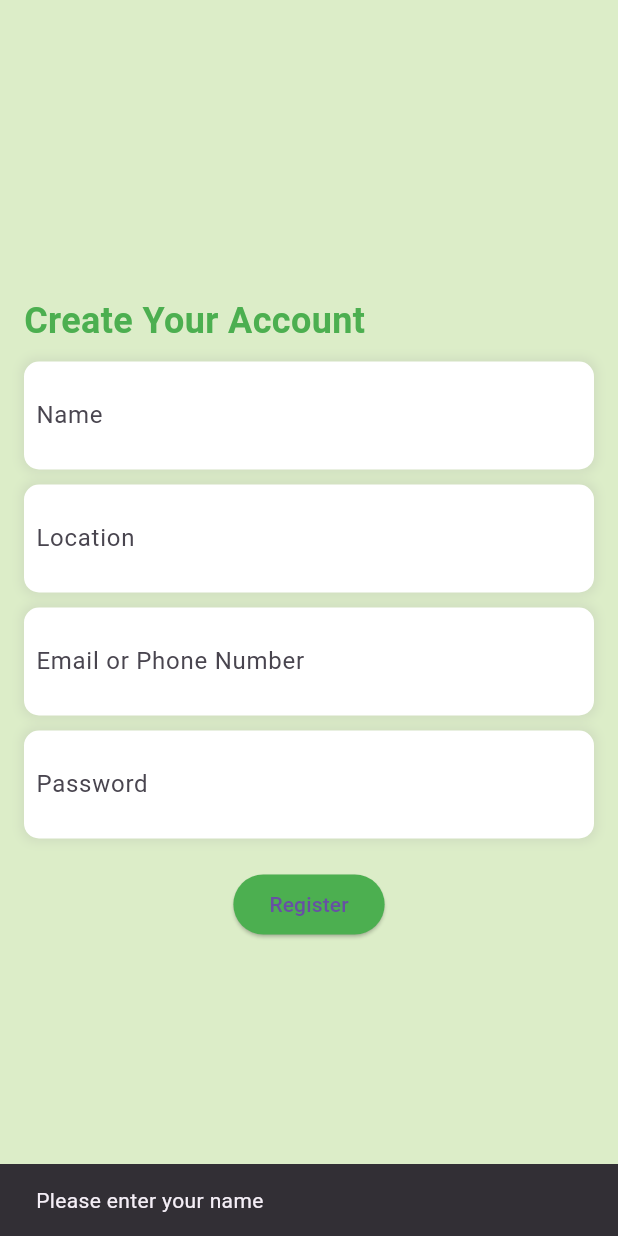
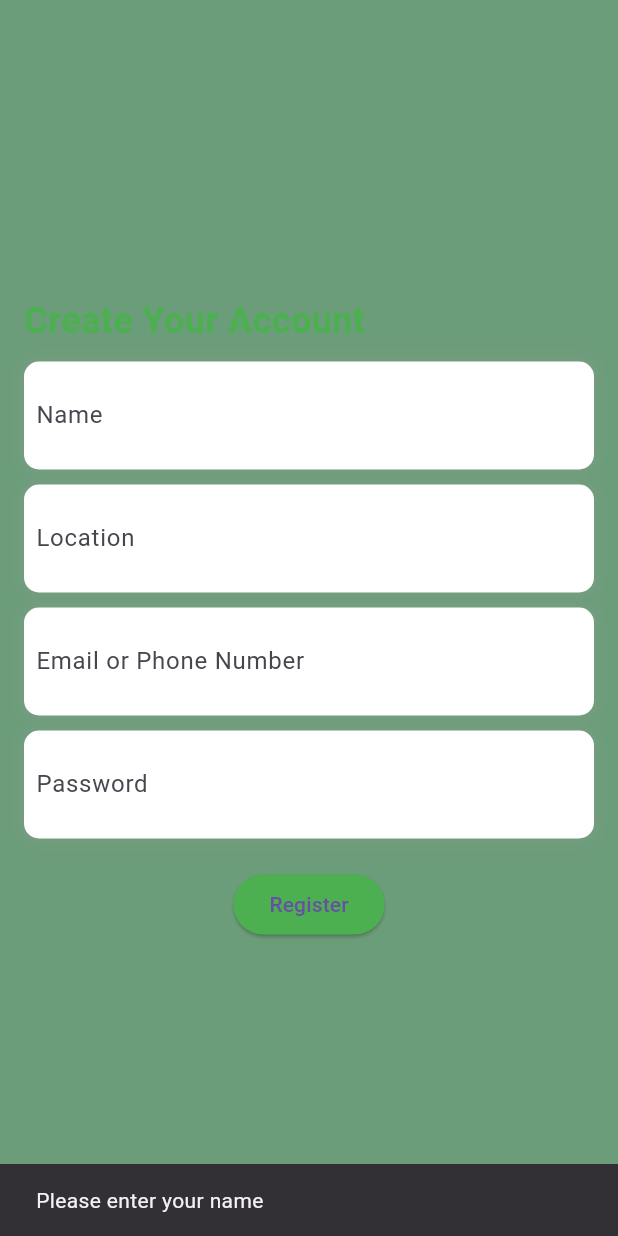
Before and after one commit to JMJ10/ecopulse_local, a Flutter app: the RegisterScreen screen opened directly, after a tap on "Register", on a phone screen of 412 x 824 dp. Run offline on Flutter 3.47's test engine with Material 3 defaults, Android fonts, the phone set to English and light mode, and no system bars.

Commit message:
register_screen.dart

```diff
--- a/lib/register_screen.dart
+++ b/lib/register_screen.dart
@@ -7,6 +7,8 @@ class RegisterScreen extends StatelessWidget {
   final TextEditingController emailOrPhoneController = TextEditingController();
   final TextEditingController passwordController = TextEditingController();
 
+  RegisterScreen({super.key});
+
   void register(BuildContext context) {
     String name = nameController.text.trim();
     String location = locationController.text.trim();
@@ -15,27 +17,27 @@ class RegisterScreen extends StatelessWidget {
 
     if (name.isEmpty) {
       ScaffoldMessenger.of(context).showSnackBar(
-        SnackBar(content: Text('Please enter your name')),
+        const SnackBar(content: Text('Please enter your name')),
       );
       return;
     }
 
     if (location.isEmpty) {
       ScaffoldMessenger.of(context).showSnackBar(
-        SnackBar(content: Text('Please enter your location')),
+        const SnackBar(content: Text('Please enter your location')),
       );
       return;
     }
 
     if (emailOrPhone.isEmpty) {
       ScaffoldMessenger.of(context).showSnackBar(
-        SnackBar(content: Text('Please enter your email or phone number')),
+        const SnackBar(
+            content: Text('Please enter your email or phone number')),
       );
       return;
     }
 
     if (emailOrPhone.contains('@')) {
-      // Email-based registration logic
       if (password.isNotEmpty) {
         Navigator.push(
           context,
@@ -43,11 +45,10 @@ class RegisterScreen extends StatelessWidget {
         );
       } else {
         ScaffoldMessenger.of(context).showSnackBar(
-          SnackBar(content: Text('Please enter your password')),
+          const SnackBar(content: Text('Please enter your password')),
         );
       }
     } else {
-      // Phone-based registration logic
       if (emailOrPhone.length >= 10) {
         Navigator.push(
           context,
@@ -55,7 +56,7 @@ class RegisterScreen extends StatelessWidget {
         );
       } else {
         ScaffoldMessenger.of(context).showSnackBar(
-          SnackBar(content: Text('Please enter a valid phone number')),
+          const SnackBar(content: Text('Please enter a valid phone number')),
         );
       }
     }
@@ -64,7 +65,7 @@ class RegisterScreen extends StatelessWidget {
   @override
   Widget build(BuildContext context) {
     return Scaffold(
-      backgroundColor: Colors.lightGreen[100], // Light green background
+      backgroundColor: const Color(0xFF6C9D7A),
       body: Padding(
         padding: const EdgeInsets.all(16.0),
         child: Column(
@@ -75,111 +76,30 @@ class RegisterScreen extends StatelessWidget {
               alignment: Alignment.topLeft,
               child: Text(
                 'Create Your Account',
-                style: TextStyle(
-                  fontSize: 24.0, // Title font size
-                  fontWeight: FontWeight.bold,
+                style: const TextStyle(
+                  fontSize: 24.0,
+                  fontWeight: FontWeight.w600,
                   color: Colors.green,
                 ),
               ),
             ),
-            SizedBox(height: 10),
-            Container(
-              padding: EdgeInsets.all(8.0),
-              decoration: BoxDecoration(
-                color: Colors.white,
-                borderRadius: BorderRadius.circular(10),
-                boxShadow: [
-                  BoxShadow(
-                    color: Colors.grey.withOpacity(0.2),
-                    spreadRadius: 2,
-                    blurRadius: 5,
-                  ),
-                ],
-              ),
-              child: TextField(
-                controller: nameController,
-                decoration: InputDecoration(
-                  labelText: 'Name',
-                  border: InputBorder.none,
-                ),
-              ),
-            ),
-            SizedBox(height: 10),
-            Container(
-              padding: EdgeInsets.all(8.0),
-              decoration: BoxDecoration(
-                color: Colors.white,
-                borderRadius: BorderRadius.circular(10),
-                boxShadow: [
-                  BoxShadow(
-                    color: Colors.grey.withOpacity(0.2),
-                    spreadRadius: 2,
-                    blurRadius: 5,
-                  ),
-                ],
-              ),
-              child: TextField(
-                controller: locationController,
-                decoration: InputDecoration(
-                  labelText: 'Location',
-                  border: InputBorder.none,
-                ),
-              ),
-            ),
-            SizedBox(height: 10),
-            Container(
-              padding: EdgeInsets.all(8.0),
-              decoration: BoxDecoration(
-                color: Colors.white,
-                borderRadius: BorderRadius.circular(10),
-                boxShadow: [
-                  BoxShadow(
-                    color: Colors.grey.withOpacity(0.2),
-                    spreadRadius: 2,
-                    blurRadius: 5,
-                  ),
-                ],
-              ),
-              child: TextField(
-                controller: emailOrPhoneController,
-                decoration: InputDecoration(
-                  labelText: 'Email or Phone Number',
-                  border: InputBorder.none,
-                ),
-                keyboardType: TextInputType.emailAddress,
-              ),
-            ),
-            SizedBox(height: 10),
-            Container(
-              padding: EdgeInsets.all(8.0),
-              decoration: BoxDecoration(
-                color: Colors.white,
-                borderRadius: BorderRadius.circular(10),
-                boxShadow: [
-                  BoxShadow(
-                    color: Colors.grey.withOpacity(0.2),
-                    spreadRadius: 2,
-                    blurRadius: 5,
-                  ),
-                ],
-              ),
-              child: TextField(
-                controller: passwordController,
-                decoration: InputDecoration(
-                  labelText: 'Password',
-                  border: InputBorder.none,
-                ),
-                obscureText: true,
-              ),
-            ),
-            SizedBox(height: 20),
+            const SizedBox(height: 10),
+            buildTextField(nameController, 'Name'),
+            const SizedBox(height: 10),
+            buildTextField(locationController, 'Location'),
+            const SizedBox(height: 10),
+            buildTextField(emailOrPhoneController, 'Email or Phone Number',
+                keyboardType: TextInputType.emailAddress),
+            const SizedBox(height: 10),
+            buildTextField(passwordController, 'Password', obscureText: true),
+            const SizedBox(height: 20),
             Center(
               child: ElevatedButton(
                 style: ElevatedButton.styleFrom(
                   backgroundColor: Colors.green,
                 ),
                 onPressed: () => register(context),
-                child: Text('Register'),
+                child: const Text('Register'),
               ),
             ),
           ],
@@ -187,4 +107,31 @@ class RegisterScreen extends StatelessWidget {
       ),
     );
   }
+
+  Widget buildTextField(TextEditingController controller, String label,
+      {TextInputType? keyboardType, bool obscureText = false}) {
+    return Container(
+      padding: const EdgeInsets.all(8.0),
+      decoration: BoxDecoration(
+        color: Colors.white,
+        borderRadius: BorderRadius.circular(10),
+        boxShadow: [
+          BoxShadow(
+            color: Colors.grey.withOpacity(0.2),
+            spreadRadius: 2,
+            blurRadius: 5,
+          ),
+        ],
+      ),
+      child: TextField(
+        controller: controller,
+        decoration: InputDecoration(
+          labelText: label,
+          border: InputBorder.none,
+        ),
+        keyboardType: keyboardType,
+        obscureText: obscureText,
+      ),
+    );
+  }
 }
```
